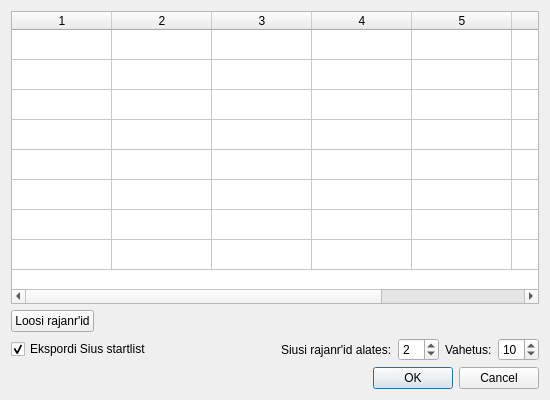
Old version of the form main/finalsfileexport.ui in the repository ymeramees/protokollitaja.
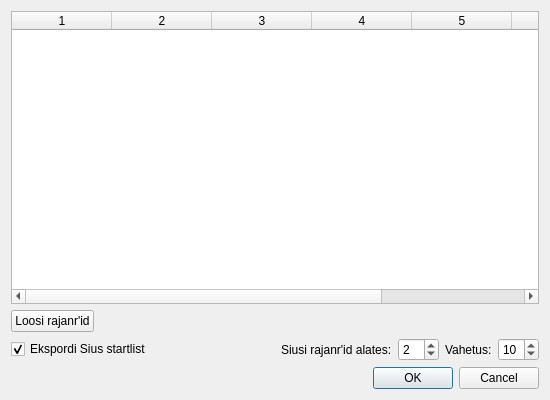
New version of the form. Icons and pictures are not drawn.

Patch:
```diff
--- a/main/finalsfileexport.ui
+++ b/main/finalsfileexport.ui
@@ -24,7 +24,7 @@
       <bool>false</bool>
      </property>
      <property name="rowCount">
-      <number>8</number>
+      <number>0</number>
      </property>
      <property name="columnCount">
       <number>7</number>
@@ -38,14 +38,6 @@
      <attribute name="verticalHeaderDefaultSectionSize">
       <number>30</number>
      </attribute>
-     <row/>
-     <row/>
-     <row/>
-     <row/>
-     <row/>
-     <row/>
-     <row/>
-     <row/>
      <column/>
      <column/>
      <column/>
```
